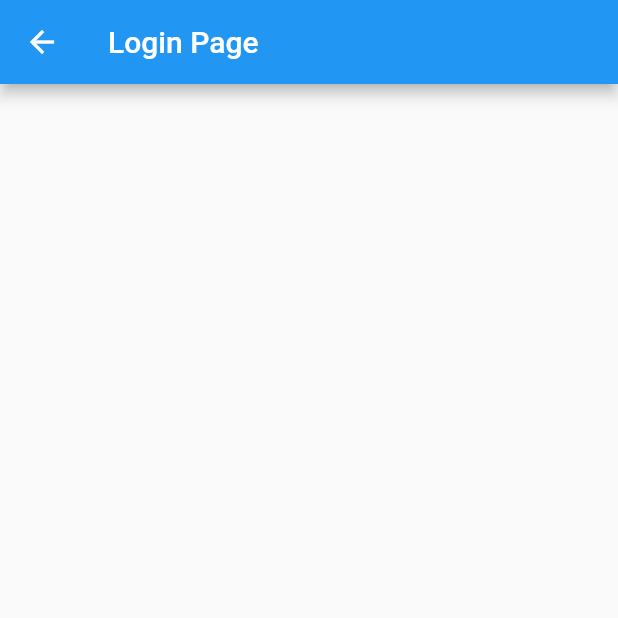
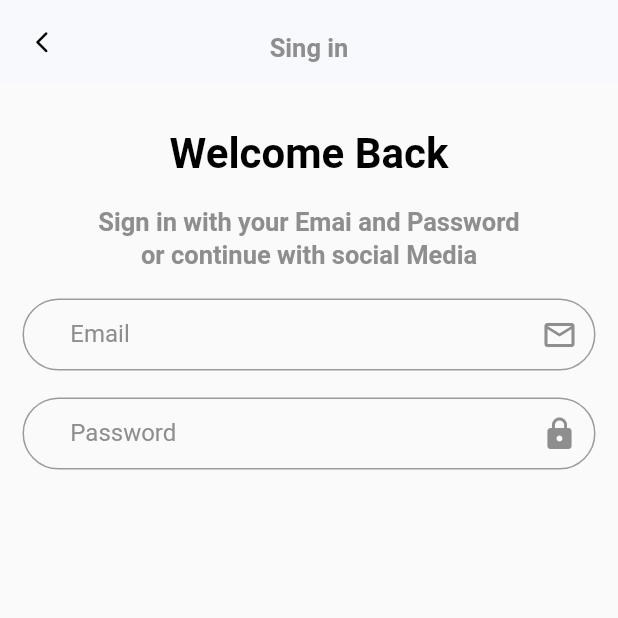
Before and after one commit to Micheal-Hany/E-commerce-app, a Flutter app: the Login screen opened by its route, on a phone screen of 412 x 824 dp, the top half of it. Run offline on Flutter 3.47's test engine with Material 2 defaults, Android fonts, the light colour scheme and no system bars; our stand-ins replace get, shared_preferences; accounts and stored records are empty; Roboto replaces fonts that are missing (Cairo); project files that could hold a hidden picture were left out.

Commit message:
start in login page design

```diff
--- a/lib/main.dart
+++ b/lib/main.dart
@@ -4,6 +4,7 @@ import 'package:store_app/core/constant/colors.dart';
 import 'package:store_app/core/localization/translation.dart';
 import 'package:store_app/core/services/Services.dart';
 import 'package:store_app/routs.dart';
+import 'package:store_app/view/screens/Auth/login.dart';
 import 'package:store_app/view/screens/language.dart';
 import 'package:store_app/view/widgets/language/change_Language.dart';
 
@@ -40,7 +41,6 @@ class MyApp extends StatelessWidget {
         ),
         routes: routes,
         // home: const OnBording(),
-      home: const Language(),
-    );
+        home: const Login());
   }
 }
--- a/lib/view/screens/Auth/login.dart
+++ b/lib/view/screens/Auth/login.dart
@@ -1,4 +1,6 @@
 import 'package:flutter/material.dart';
+import 'package:store_app/core/constant/colors.dart';
+import 'package:get/get.dart';
 
 class Login extends StatelessWidget {
   const Login({super.key});
@@ -7,7 +9,80 @@ class Login extends StatelessWidget {
   Widget build(BuildContext context) {
     return Scaffold(
       appBar: AppBar(
-        title: const Text('Login Page'),
+        backgroundColor: AppColor.backgrounmfColor,
+        elevation: 0,
+        centerTitle: true,
+        leading: IconButton(
+          icon: const Icon(Icons.arrow_back_ios_new_rounded,
+              size: 17, color: Colors.black),
+          onPressed: () => Get.back(),
+        ),
+        iconTheme: const IconThemeData(
+          color: Color.fromARGB(255, 35, 35, 35),
+        ),
+        title: Text(
+          'Sing in',
+          style: Theme.of(context).textTheme.bodyLarge,
+        ),
+      ),
+      body: Container(
+          padding: const EdgeInsets.symmetric(horizontal: 15),
+          child: ListView(
+            children: [
+              const SizedBox(
+                height: 30,
+              ),
+              Text(
+                'Welcome Back',
+                style: Theme.of(context)
+                    .textTheme
+                    .displayLarge!
+                    .copyWith(fontSize: 28),
+                textAlign: TextAlign.center,
+              ),
+              const SizedBox(height: 18),
+              Text(
+                'Sign in with your Emai and Password\nor continue with social Media',
+                style: Theme.of(context)
+                    .textTheme
+                    .bodyLarge!
+                    .copyWith(height: 1.3),
+                textAlign: TextAlign.center,
+              ),
+              const SizedBox(height: 18),
+              const CustomTextFormFiled(
+                iconData: Icons.email_outlined,
+                lableTitle: '   Email   ',
+              ),
+              const SizedBox(height: 18),
+              const CustomTextFormFiled(
+                iconData: Icons.lock,
+                lableTitle: '   Password   ',
+              )
+            ],
+          )),
+    );
+  }
+}
+
+class CustomTextFormFiled extends StatelessWidget {
+  const CustomTextFormFiled(
+      {super.key, required this.lableTitle, required this.iconData});
+  final String lableTitle;
+  final IconData iconData;
+  @override
+  Widget build(BuildContext context) {
+    return TextFormField(
+      cursorColor: AppColor.grey,
+      decoration: InputDecoration(
+        suffixIcon: Icon(iconData),
+        suffixIconColor: AppColor.grey,
+        labelStyle: const TextStyle(color: AppColor.grey),
+        focusedBorder:
+            OutlineInputBorder(borderRadius: BorderRadius.circular(100)),
+        contentPadding: const EdgeInsets.symmetric(horizontal: 20),
+        label: Text(lableTitle),
+        border: OutlineInputBorder(borderRadius: BorderRadius.circular(100)),
       ),
     );
   }
```
Lines whose indentation alone changed are shown as unchanged.
